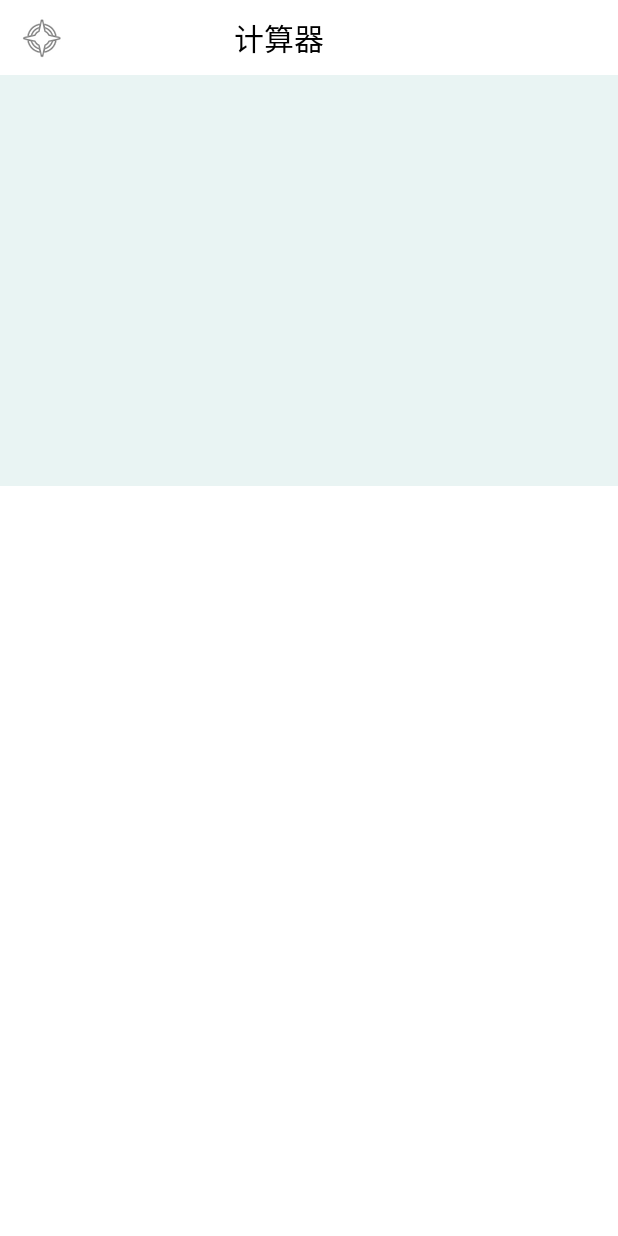
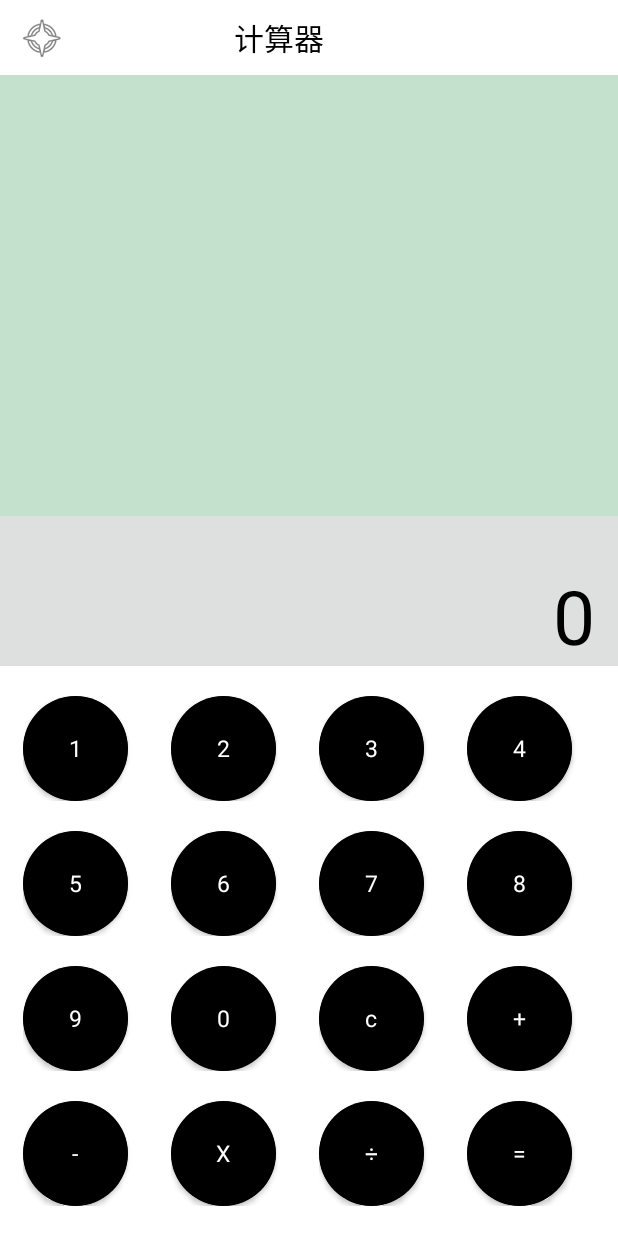
Before and after one commit to littleZhangqq/AndroidStudyPlan, an Android app: the CalculateActivity screen opened directly, with no data from a screen before it, on a phone screen of 412 x 824 dp. Run offline under Robolectric (Android 15) with nearby library versions, the phone set to English and light mode, and no system bars; libraries missing offline, so code that uses them is left out: com.chad.library.

Commit message:
计算器代码

```diff
--- a/app/src/main/java/com/example/studyplan/CalcuAdapter.java
+++ b/app/src/main/java/com/example/studyplan/CalcuAdapter.java
@@ -1,8 +1,12 @@
 package com.example.studyplan;
 
 import android.content.Context;
+import android.util.DisplayMetrics;
+import android.view.ViewGroup;
+import android.widget.TextView;
 
 import androidx.annotation.Nullable;
+import androidx.cardview.widget.CardView;
 
 import com.chad.library.adapter.base.BaseQuickAdapter;
 import com.chad.library.adapter.base.viewholder.BaseViewHolder;
@@ -12,6 +16,7 @@ import java.util.List;
 
 public class CalcuAdapter extends BaseQuickAdapter<String, BaseViewHolder> {
     private Context mContext;
+
     public CalcuAdapter(@Nullable List<String> data, Context context) {
         super(R.layout.calculategrid, data);
         mContext = context;
--- a/app/src/main/java/com/example/studyplan/CalculateActivity.java
+++ b/app/src/main/java/com/example/studyplan/CalculateActivity.java
@@ -1,12 +1,17 @@
 package com.example.studyplan;
 
-
-import android.content.Intent;
+import android.content.Context;
 import android.os.Bundle;
-import android.os.PersistableBundle;
+import android.util.AttributeSet;
 import android.util.Log;
+import android.view.LayoutInflater;
 import android.view.View;
+import android.view.ViewGroup;
+import android.widget.Adapter;
+import android.widget.AdapterView;
+import android.widget.BaseAdapter;
 import android.widget.GridView;
+import android.widget.TextView;
 import android.widget.Toast;
 
 import androidx.annotation.NonNull;
@@ -17,39 +22,116 @@ import androidx.recyclerview.widget.RecyclerView;
 
 import com.chad.library.adapter.base.BaseQuickAdapter;
 import com.chad.library.adapter.base.listener.OnItemClickListener;
+import com.google.android.material.navigation.NavigationBarView;
 
 import java.util.ArrayList;
 import java.util.List;
 
-import Model.News;
-
-public class CalculateActivity extends AppCompatActivity {
+public class CalculateActivity extends AppCompatActivity{
     private CalcuAdapter mAdapter;
     private RecyclerView rv;
+    public List<String> list = new ArrayList<>();
+    private String lastNum;
+    private String nextNum;
+    private boolean prepare;
+    private int type;//1加 2减 3乘 4除 0无状态
+    private StringBuilder sb;
+
     @Override
     protected void onCreate(@Nullable Bundle savedInstanceState) {
         super.onCreate(savedInstanceState);
         setContentView(R.layout.calculatesimulator);
-        List<String> list = new ArrayList<>();
         String[] strs = {"1","2","3","4","5","6","7","8","9","0","c","+",
                 "-","X","÷","="};
         for (String obj :strs){
             list.add(obj);
         }
-        /*
-        * 九宫格布局，列表，都用recyclerview做，然后在设置布局管理器的时候区分layoutmanager就可以，这个三方还是很好用的
-        * */
-        GridLayoutManager layoutManager = new GridLayoutManager(this,4);
-        rv = findViewById(R.id.calcuGrid);
-        rv.setLayoutManager(layoutManager);
-        mAdapter = new CalcuAdapter(list,this);
-        rv.setAdapter(mAdapter);
-        mAdapter.setOnItemClickListener(new OnItemClickListener() {
+        GridView gridView = findViewById(R.id.channel);
+        TextView tv = findViewById(R.id.resultLabel);
+        MyAdapter adapter = new MyAdapter(this,list);
+        gridView.setAdapter(adapter);
+        sb = new StringBuilder();
+        gridView.setOnItemClickListener(new AdapterView.OnItemClickListener() {
             @Override
-            public void onItemClick(@NonNull BaseQuickAdapter<?, ?> adapter,
-                                    @NonNull View view, int position) {
-                Log.e("","点击了符号："+ list.get(position) + "");
+            public void onItemClick(AdapterView<?> parent, View view,
+                                    int position, long id) {
+                calculateResult(position,tv);
             }
         });
     }
+
+    void calculateResult(int position,TextView tv){
+        if (position<10){
+            sb.append(list.get(position));
+            tv.setText(sb.toString());
+            if (!prepare ){
+                lastNum = sb.toString();
+            }else {
+                nextNum = sb.toString();
+            }
+        }else if (position > 10 && position < 15){
+            prepare = true;
+            type = position-10;
+            sb = new StringBuilder();
+        }else if (position == 15){
+            int result = 0;
+            prepare = false;
+            sb = new StringBuilder();
+            if (type == 1){
+                result =
+                        Integer.parseInt(lastNum)+Integer.parseInt(nextNum);
+            }else if (type == 2){
+                result =
+                        Integer.parseInt(lastNum)-Integer.parseInt(nextNum);
+            }else if (type == 3){
+                result =
+                        Integer.parseInt(lastNum)*Integer.parseInt(nextNum);
+            }else if (type == 4){
+                result =
+                        Integer.parseInt(lastNum)/Integer.parseInt(nextNum);
+            }
+            tv.setText(String.valueOf(result));
+        }else if (position == 10){
+            tv.setText("0");
+            prepare = false;
+            sb = new StringBuilder();
+            lastNum = "";
+            nextNum = "";
+        }
+    }
 }
+
+class MyAdapter extends BaseAdapter {
+    private Context mcontext;
+    private LayoutInflater layoutInflater;
+    private List<String > list;
+
+    MyAdapter(Context context,List<String> list) {
+        this.mcontext = context;
+        layoutInflater = LayoutInflater.from(context);
+        this.list = list;
+    }
+
+    @Override
+    public int getCount() {
+        return list.size();
+    }
+
+    @Override
+    public Object getItem(int position) {
+        return list.get(position);
+    }
+
+    @Override
+    public long getItemId(int position) {
+        return position;
+    }
+
+    @Override
+    public View getView(int position, View convertView, ViewGroup parent) {
+        View v = layoutInflater.inflate(R.layout.calculategrid,null);
+        TextView tv = v.findViewById(R.id.grid_item);
+        tv.setText(list.get(position));
+        return v;
+    }
+}
--- a/app/src/main/res/layout/calculategrid.xml
+++ b/app/src/main/res/layout/calculategrid.xml
@@ -1,26 +1,31 @@
 <?xml version="1.0" encoding="utf-8"?>
 <RelativeLayout xmlns:android="http://schemas.android.com/apk/res/android"
-    android:layout_width="70dp"
-    android:layout_height="70dp"
+    android:layout_width="match_parent"
+    android:layout_height="wrap_content"
     xmlns:app="http://schemas.android.com/apk/res-auto"
-    android:background="@color/white">
+    android:minHeight="70dp"
+    android:minWidth="70dp"
+    android:background="#00000000">
+
     <androidx.cardview.widget.CardView
-        android:layout_width="match_parent"
-        android:layout_height="match_parent"
-        android:background="@color/black"
+        android:id="@+id/calcuCard"
+        android:layout_width="70dp"
+        android:layout_height="70dp"
         android:layout_marginStart="0dp"
         android:layout_marginTop="0dp"
+        android:background="@color/white"
+        android:foreground="?attr/selectableItemBackgroundBorderless"
         app:cardCornerRadius="35dp"
-        app:cardElevation="25dp"
-        android:foreground="?attr/selectableItemBackgroundBorderless"
-        >
+        app:cardElevation="2dp">
+
         <TextView
             android:id="@+id/grid_item"
-            android:layout_width="match_parent"
-            android:layout_height="match_parent"
+            android:layout_width="70dp"
+            android:layout_height="70dp"
+            android:gravity="center"
             android:text="点击"
+            android:background="@color/black"
             android:textColor="@color/white"
-            android:textSize="15sp"
-            android:gravity="center"/>
+            android:textSize="15sp" />
     </androidx.cardview.widget.CardView>
 </RelativeLayout>
--- a/app/src/main/res/layout/calculatesimulator.xml
+++ b/app/src/main/res/layout/calculatesimulator.xml
@@ -2,8 +2,8 @@
 <RelativeLayout xmlns:android="http://schemas.android.com/apk/res/android"
     android:layout_width="match_parent"
     android:layout_height="match_parent"
-    android:background="#e9f4f3"
-    xmlns:app="http://schemas.android.com/apk/res-auto">
+    xmlns:app="http://schemas.android.com/apk/res-auto"
+    android:background="#c3e1cd">
     <androidx.appcompat.widget.Toolbar
         android:layout_width="match_parent"
         android:layout_height="50dp"
@@ -23,11 +23,46 @@
             android:textSize="20sp"/>
     </androidx.appcompat.widget.Toolbar>
 
-    <androidx.recyclerview.widget.RecyclerView
-        android:id="@+id/calcuGrid"
+    <RelativeLayout
         android:layout_width="match_parent"
-        android:layout_height="500dp"
+        android:layout_height="480dp"
+        android:id="@+id/resultView"
+        android:background="#dee0df"
         android:layout_alignParentBottom="true"
-        android:background="@color/white" />
+        >
+
+        <TextView
+            android:layout_width="match_parent"
+            android:layout_height="100dp"
+            android:gravity="bottom|right"
+            android:layout_marginEnd="15dp"
+            android:text="0"
+            android:textColor="@color/black"
+            android:id="@+id/resultLabel"
+            android:textSize="50sp" />
+    </RelativeLayout>
+
+    <RelativeLayout
+        android:layout_width="match_parent"
+        android:layout_height="380dp"
+        android:background="@color/white"
+        android:layout_alignParentBottom="true"
+        >
+
+        <GridView
+            android:id="@+id/channel"
+            android:layout_width="match_parent"
+            android:layout_height="match_parent"
+            android:layout_alignParentBottom="true"
+            android:background="@color/white"
+            android:horizontalSpacing="15dp"
+            android:numColumns="4"
+            android:paddingStart="15dp"
+            android:paddingTop="20dp"
+            android:paddingEnd="15dp"
+            android:verticalSpacing="20dp">
+
+        </GridView>
+    </RelativeLayout>
 
 </RelativeLayout>
--- a/app/src/main/res/values/size.xml
+++ b/app/src/main/res/values/size.xml
@@ -1,4 +1,7 @@
 <?xml version="1.0" encoding="utf-8"?>
+
 <resources>
+
     <macro name="screenWidth">111dp</macro>
+    <macro name="screenHeight">111dp</macro>
 </resources>
```
